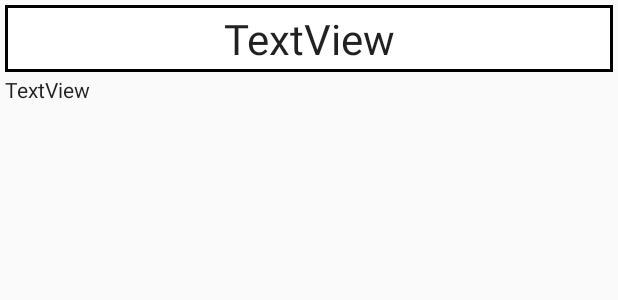
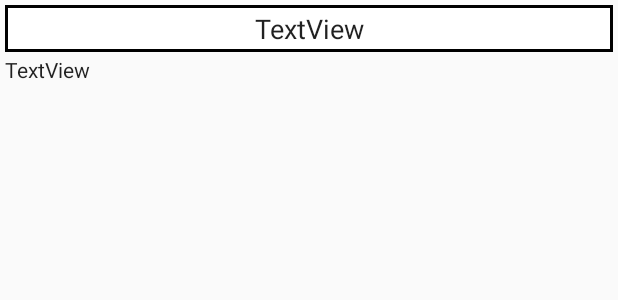
Before and after one commit to Awrex/RYGApp, an Android app: the layout fragment_card.xml on its own in the app's theme, with its tools: preview values and no code run, on a phone screen of 412 x 824 dp. Shown: the top 300 px of the screen. Run offline under Robolectric (Android 15) with nearby library versions, the phone set to English and light mode, and no system bars.

Commit message:
Added XML integration

```diff
--- a/app/src/main/java/com/example/alex/raiseyourgameapp/Card.java
+++ b/app/src/main/java/com/example/alex/raiseyourgameapp/Card.java
@@ -21,6 +21,7 @@ public class Card implements Serializable{
     private int rating;
     private int priority;
     private String comment;
+    private String shortDesc;
     private String secondComment;
     private HashMap<String,Integer> colour = new HashMap<>();
 
@@ -46,6 +47,7 @@ public class Card implements Serializable{
         colour.put("Bowling",Color.MAGENTA);
         colour.put("Captaincy",Color.CYAN);
         colour.put("Physical",Color.parseColor("#FF9933"));
+        colour.put("Mental", Color.GREEN);
     }
     public int getColour()
     {
@@ -57,7 +59,8 @@ public class Card implements Serializable{
     public void setNum(int num) {
         this.num = num;
     }
-
+    public String getShortDesc() { return shortDesc;}
+    public void setShortDesc() {this.shortDesc = shortDesc;}
     public String getName() {
         return name;
     }
--- a/app/src/main/java/com/example/alex/raiseyourgameapp/Skill.java
+++ b/app/src/main/java/com/example/alex/raiseyourgameapp/Skill.java
@@ -13,6 +13,7 @@ public class Skill {
     private int moreInfo;
     private String infoPath;
     private String sportName;
+    private String shortDesc;
     private String positionName;
     Skill()
     {
@@ -30,7 +31,8 @@ public class Skill {
         this.sportName = sportName;
         this.positionName = positionName;
     }
-
+    public String getShortDesc() { return shortDesc; }
+    public void setShortDesc(String shortDesc) { this.shortDesc = shortDesc;}
     public String getName() {
         return name;
     }
--- a/app/src/main/res/layout/cardactivity.xml
+++ b/app/src/main/res/layout/cardactivity.xml
@@ -83,7 +83,7 @@
                 android:layout_weight="1"
                 android:background="@android:color/darker_gray"
                 android:onClick="sortLater"
-                android:text="N/A"
+                android:text="SKIP"
                 android:textSize="12sp" />
 
         </LinearLayout>
--- a/app/src/main/res/layout/fragment_card.xml
+++ b/app/src/main/res/layout/fragment_card.xml
@@ -12,29 +12,34 @@
         android:id="@+id/titleView"
         android:layout_width="0dp"
         android:layout_height="wrap_content"
+        android:layout_marginEnd="3dp"
+        android:layout_marginLeft="3dp"
+        android:layout_marginRight="3dp"
+        android:layout_marginStart="3dp"
+        android:layout_marginTop="3dp"
         android:layout_weight="1"
         android:background="@drawable/titleborder"
         android:gravity="center"
         android:padding="3dp"
         android:text="TextView"
+        android:textAlignment="center"
         android:textAppearance="@style/TextAppearance.AppCompat.Headline"
-        android:textSize="28sp"
+        android:maxLines="1"
+        android:textSize="18dp"
         app:layout_constraintHorizontal_bias="0.0"
         app:layout_constraintLeft_toLeftOf="parent"
         app:layout_constraintRight_toRightOf="parent"
         app:layout_constraintTop_toTopOf="parent"
         tools:layout_constraintLeft_creator="1"
         tools:layout_constraintRight_creator="1"
-        tools:layout_constraintTop_creator="1"
-        android:layout_marginTop="3dp"
-        android:layout_marginLeft="3dp"
-        android:layout_marginRight="3dp" />
+        tools:layout_constraintTop_creator="1" />
 
     <ScrollView
         android:id="@+id/scrView"
         style="@android:style/Widget.DeviceDefault.ScrollView"
-        android:layout_width="match_parent"
-        android:layout_height="wrap_content"
+        android:layout_width="0dp"
+        android:layout_height="0dp"
+        android:layout_marginTop="2dp"
         android:visibility="visible"
         app:layout_constraintDimensionRatio="w,1:1"
         app:layout_constraintHorizontal_bias="0.0"
@@ -42,17 +47,16 @@
         app:layout_constraintRight_toRightOf="parent"
         app:layout_constraintTop_toBottomOf="@+id/titleView"
         tools:layout_constraintLeft_creator="1"
-        tools:layout_constraintTop_creator="1"
-        android:layout_marginTop="2dp">
+        tools:layout_constraintTop_creator="1">
 
         <TextView
             android:id="@+id/descriptionView"
-            android:layout_width="match_parent"
+            android:layout_width="wrap_content"
             android:layout_height="wrap_content"
             android:lineSpacingExtra="8sp"
+            android:paddingBottom="8dp"
             android:paddingLeft="3dp"
             android:paddingRight="3dp"
-            android:paddingBottom="8dp"
             android:text="TextView"
             android:textAppearance="@style/TextAppearance.AppCompat.Body1"
             android:textSize="14sp"
```
Also changed, not shown: app/src/main/java/com/example/alex/raiseyourgameapp/CardActivity.java (+16 -1 lines), app/src/main/java/com/example/alex/raiseyourgameapp/MainController.java (+58 -4 lines), app/src/main/java/com/example/alex/raiseyourgameapp/TitleScreen.java (+5 -5 lines), app/src/main/res/layout/activity_card.xml (deleted, +0 -15 lines), app/src/debug/res/drawable-hdpi/ic_action_name.png (deleted), app/src/debug/res/drawable-mdpi/ic_action_name.png (deleted), app/src/debug/res/drawable-xhdpi/ic_action_name.png (deleted), app/src/debug/res/drawable-xxhdpi/ic_action_name.png (deleted), 1 other file.
